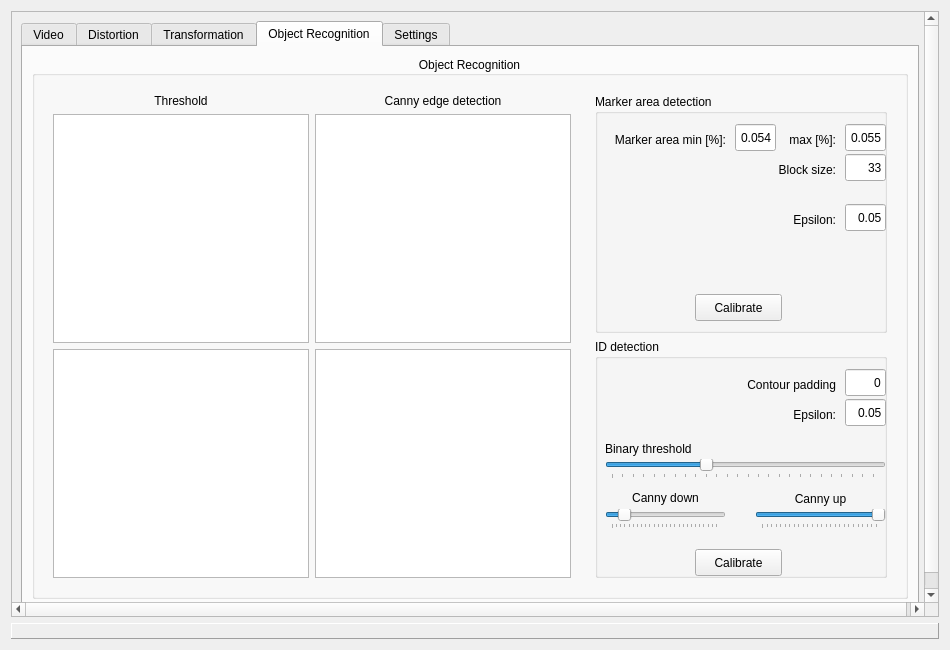
Qt form mrVision/src/mrVision/gui/mainGUI.ui (NorthernStars/MR-Vision) before a commit.
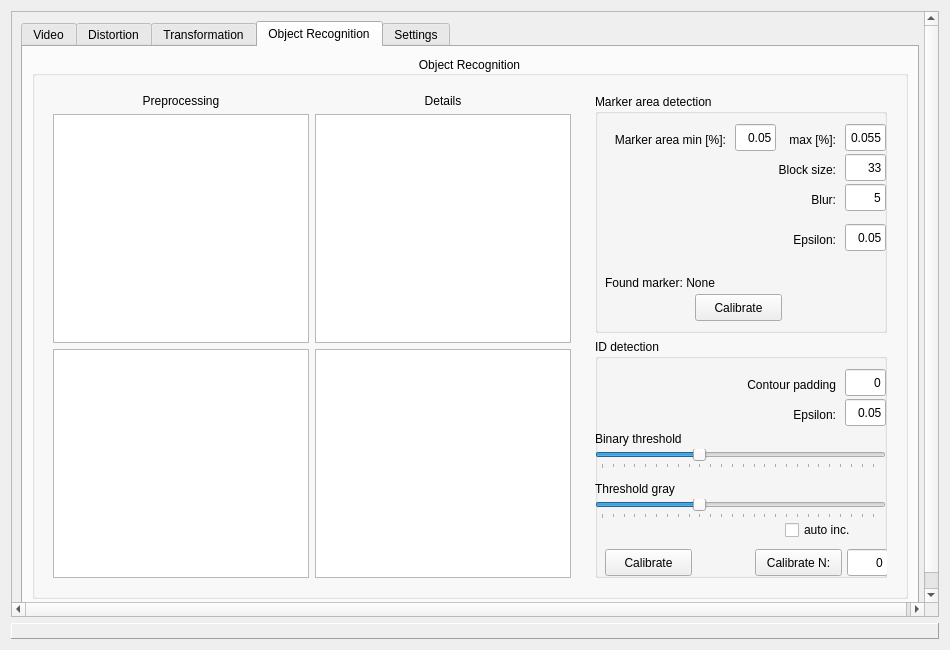
The same form after that commit. The open tabs and pages were chosen to show the change.

Commit message: Improved marker detection algorithm.

```diff
--- a/mrVision/src/mrVision/gui/mainGUI.ui
+++ b/mrVision/src/mrVision/gui/mainGUI.ui
@@ -1198,7 +1198,7 @@
                  <item row="0" column="0">
                   <widget class="QLabel" name="label">
                    <property name="text">
-                    <string>Threshold</string>
+                    <string>Preprocessing</string>
                    </property>
                    <property name="alignment">
                     <set>Qt::AlignCenter</set>
@@ -1208,7 +1208,7 @@
                  <item row="0" column="1">
                   <widget class="QLabel" name="label_2">
                    <property name="text">
-                    <string>Canny edge detection</string>
+                    <string>Details</string>
                    </property>
                    <property name="alignment">
                     <set>Qt::AlignCenter</set>
@@ -1264,7 +1264,7 @@
                      </rect>
                     </property>
                     <property name="text">
-                     <string>0.054</string>
+                     <string>0.05</string>
                     </property>
                     <property name="alignment">
                      <set>Qt::AlignRight|Qt::AlignTrailing|Qt::AlignVCenter</set>
@@ -1306,7 +1306,7 @@
                     <property name="geometry">
                      <rect>
                       <x>250</x>
-                      <y>110</y>
+                      <y>130</y>
                       <width>41</width>
                       <height>27</height>
                      </rect>
@@ -1322,7 +1322,7 @@
                     <property name="geometry">
                      <rect>
                       <x>10</x>
-                      <y>110</y>
+                      <y>130</y>
                       <width>231</width>
                       <height>31</height>
                      </rect>
@@ -1379,6 +1379,54 @@
                      <set>Qt::AlignRight|Qt::AlignTrailing|Qt::AlignVCenter</set>
                     </property>
                    </widget>
+                   <widget class="QLabel" name="label_8">
+                    <property name="geometry">
+                     <rect>
+                      <x>10</x>
+                      <y>90</y>
+                      <width>231</width>
+                      <height>31</height>
+                     </rect>
+                    </property>
+                    <property name="text">
+                     <string>Blur:</string>
+                    </property>
+                    <property name="alignment">
+                     <set>Qt::AlignRight|Qt::AlignTrailing|Qt::AlignVCenter</set>
+                    </property>
+                   </widget>
+                   <widget class="QLineEdit" name="txtMarkerAreaBlur">
+                    <property name="geometry">
+                     <rect>
+                      <x>250</x>
+                      <y>90</y>
+                      <width>41</width>
+                      <height>27</height>
+                     </rect>
+                    </property>
+                    <property name="text">
+                     <string>5</string>
+                    </property>
+                    <property name="alignment">
+                     <set>Qt::AlignRight|Qt::AlignTrailing|Qt::AlignVCenter</set>
+                    </property>
+                   </widget>
+                   <widget class="QLabel" name="lblFoundMarker">
+                    <property name="geometry">
+                     <rect>
+                      <x>10</x>
+                      <y>180</y>
+                      <width>271</width>
+                      <height>17</height>
+                     </rect>
+                    </property>
+                    <property name="text">
+                     <string>Found marker: None</string>
+                    </property>
+                    <property name="textFormat">
+                     <enum>Qt::AutoText</enum>
+                    </property>
+                   </widget>
                   </widget>
                  </item>
                  <item row="1" column="0">
@@ -1402,94 +1450,12 @@
                      <set>Qt::AlignRight|Qt::AlignTrailing|Qt::AlignVCenter</set>
                     </property>
                    </widget>
-                   <widget class="QSlider" name="sliderMarkerIDCannyUp">
-                    <property name="geometry">
-                     <rect>
-                      <x>160</x>
-                      <y>170</y>
-                      <width>131</width>
-                      <height>20</height>
-                     </rect>
-                    </property>
-                    <property name="maximum">
-                     <number>255</number>
-                    </property>
-                    <property name="singleStep">
-                     <number>10</number>
-                    </property>
-                    <property name="value">
-                     <number>255</number>
-                    </property>
-                    <property name="orientation">
-                     <enum>Qt::Horizontal</enum>
-                    </property>
-                    <property name="tickPosition">
-                     <enum>QSlider::TicksBelow</enum>
-                    </property>
-                   </widget>
-                   <widget class="QLabel" name="label_9">
-                    <property name="geometry">
-                     <rect>
-                      <x>10</x>
-                      <y>150</y>
-                      <width>121</width>
-                      <height>17</height>
-                     </rect>
-                    </property>
-                    <property name="text">
-                     <string>Canny down</string>
-                    </property>
-                    <property name="alignment">
-                     <set>Qt::AlignCenter</set>
-                    </property>
-                   </widget>
-                   <widget class="QLabel" name="label_10">
-                    <property name="geometry">
-                     <rect>
-                      <x>160</x>
-                      <y>150</y>
-                      <width>131</width>
-                      <height>20</height>
-                     </rect>
-                    </property>
-                    <property name="text">
-                     <string>Canny up</string>
-                    </property>
-                    <property name="alignment">
-                     <set>Qt::AlignCenter</set>
-                    </property>
-                   </widget>
-                   <widget class="QSlider" name="sliderMarkerIDCannyDown">
-                    <property name="geometry">
-                     <rect>
-                      <x>10</x>
-                      <y>170</y>
-                      <width>121</width>
-                      <height>20</height>
-                     </rect>
-                    </property>
-                    <property name="maximum">
-                     <number>255</number>
-                    </property>
-                    <property name="singleStep">
-                     <number>10</number>
-                    </property>
-                    <property name="value">
-                     <number>30</number>
-                    </property>
-                    <property name="orientation">
-                     <enum>Qt::Horizontal</enum>
-                    </property>
-                    <property name="tickPosition">
-                     <enum>QSlider::TicksBelow</enum>
-                    </property>
-                   </widget>
                    <widget class="QSlider" name="sliderThesholdMarkerID">
                     <property name="geometry">
                      <rect>
-                      <x>10</x>
-                      <y>120</y>
-                      <width>281</width>
+                      <x>0</x>
+                      <y>110</y>
+                      <width>291</width>
                       <height>20</height>
                      </rect>
                     </property>
@@ -1512,7 +1478,7 @@
                    <widget class="QPushButton" name="cmdRecognitionMarkerID">
                     <property name="geometry">
                      <rect>
-                      <x>100</x>
+                      <x>10</x>
                       <y>210</y>
                       <width>87</width>
                       <height>27</height>
@@ -1541,8 +1507,8 @@
                    <widget class="QLabel" name="label_12">
                     <property name="geometry">
                      <rect>
-                      <x>10</x>
-                      <y>100</y>
+                      <x>0</x>
+                      <y>90</y>
                       <width>281</width>
                       <height>20</height>
                      </rect>
@@ -1586,6 +1552,86 @@
                      <set>Qt::AlignRight|Qt::AlignTrailing|Qt::AlignVCenter</set>
                     </property>
                    </widget>
+                   <widget class="QLineEdit" name="txtCalibrateMarkerIDN">
+                    <property name="geometry">
+                     <rect>
+                      <x>252</x>
+                      <y>210</y>
+                      <width>41</width>
+                      <height>27</height>
+                     </rect>
+                    </property>
+                    <property name="text">
+                     <string>0</string>
+                    </property>
+                    <property name="alignment">
+                     <set>Qt::AlignRight|Qt::AlignTrailing|Qt::AlignVCenter</set>
+                    </property>
+                   </widget>
+                   <widget class="QPushButton" name="cmdCalibrateMarkerIDN">
+                    <property name="geometry">
+                     <rect>
+                      <x>160</x>
+                      <y>210</y>
+                      <width>87</width>
+                      <height>27</height>
+                     </rect>
+                    </property>
+                    <property name="text">
+                     <string>Calibrate N:</string>
+                    </property>
+                   </widget>
+                   <widget class="QSlider" name="sliderThesholdMarkerIDGray">
+                    <property name="geometry">
+                     <rect>
+                      <x>0</x>
+                      <y>160</y>
+                      <width>291</width>
+                      <height>20</height>
+                     </rect>
+                    </property>
+                    <property name="maximum">
+                     <number>255</number>
+                    </property>
+                    <property name="singleStep">
+                     <number>2</number>
+                    </property>
+                    <property name="value">
+                     <number>90</number>
+                    </property>
+                    <property name="orientation">
+                     <enum>Qt::Horizontal</enum>
+                    </property>
+                    <property name="tickPosition">
+                     <enum>QSlider::TicksBelow</enum>
+                    </property>
+                   </widget>
+                   <widget class="QLabel" name="label_22">
+                    <property name="geometry">
+                     <rect>
+                      <x>0</x>
+                      <y>140</y>
+                      <width>281</width>
+                      <height>20</height>
+                     </rect>
+                    </property>
+                    <property name="text">
+                     <string>Threshold gray</string>
+                    </property>
+                   </widget>
+                   <widget class="QCheckBox" name="chkCalibrateMarkerNInc">
+                    <property name="geometry">
+                     <rect>
+                      <x>190</x>
+                      <y>180</y>
+                      <width>89</width>
+                      <height>22</height>
+                     </rect>
+                    </property>
+                    <property name="text">
+                     <string>auto inc.</string>
+                    </property>
+                   </widget>
                   </widget>
                  </item>
                 </layout>
```
Left out of the diff: 49 changed lines with no effect on the pictures. The commit also changes 7 other files.
